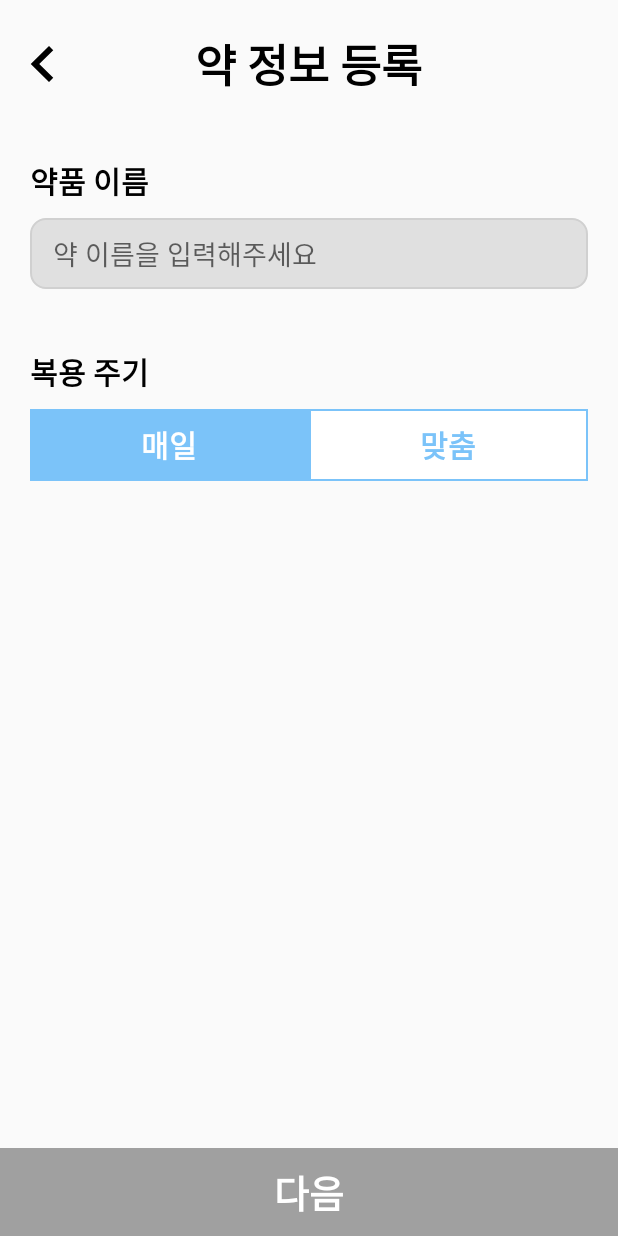
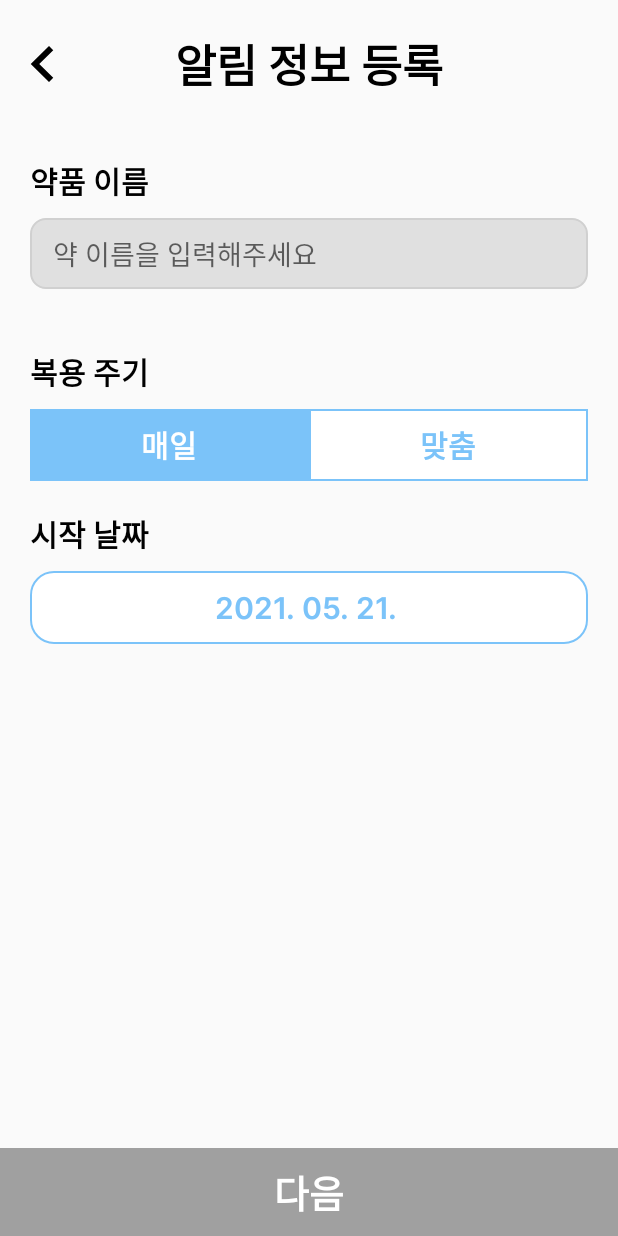
Before and after one commit to JeonK1/MediTime, an Android app: the AddMedicineDateActivity screen opened directly, with no data from a screen before it, on a phone screen of 412 x 824 dp. Run offline under Robolectric (Android 15) with nearby library versions, the phone set to English and light mode, and no system bars; 1 statement that could not run was skipped.

Commit message:
[modify]design modify a little bit

```diff
--- a/MediTime/app/src/main/res/layout/activity_add_medicine_date.xml
+++ b/MediTime/app/src/main/res/layout/activity_add_medicine_date.xml
@@ -28,7 +28,7 @@
                 android:layout_width="wrap_content"
                 android:layout_height="wrap_content"
                 android:layout_gravity="center"
-                android:text="약 정보 등록" />
+                android:text="알림 정보 등록" />
         </FrameLayout>
 
         <ScrollView
@@ -106,18 +106,13 @@
                 </LinearLayout>
 
                 <LinearLayout
-                    android:id="@+id/ll_addmedidate_custom"
-                    android:layout_width="match_parent"
-                    android:layout_height="match_parent"
-                    android:orientation="vertical"
-                    android:padding="20dp"
-                    android:visibility="invisible">
-
-                    <LinearLayout
                     android:id="@+id/rl_addmedidate_startdate"
                     android:layout_width="match_parent"
                     android:layout_height="wrap_content"
-                        android:orientation="vertical">
+                    android:orientation="vertical"
+                    android:paddingBottom="20dp"
+                    android:paddingRight="20dp"
+                    android:paddingLeft="20dp">
 
                     <TextView
                         android:id="@+id/tv_addmedidate_start"
@@ -138,10 +133,19 @@
                 </LinearLayout>
 
                 <LinearLayout
+                    android:id="@+id/ll_addmedidate_custom"
+                    android:layout_width="match_parent"
+                    android:layout_height="match_parent"
+                    android:orientation="vertical"
+                    android:paddingLeft="20dp"
+                    android:paddingRight="20dp"
+                    android:paddingBottom="20dp"
+                    android:visibility="invisible">
+
+                    <LinearLayout
                         android:id="@+id/rl_addmedidate_cycletype"
                         android:layout_width="match_parent"
                         android:layout_height="wrap_content"
-                        android:layout_marginTop="20dp"
                         android:orientation="vertical">
 
                         <TextView
--- a/MediTime/app/src/main/res/layout/activity_add_medicine_time.xml
+++ b/MediTime/app/src/main/res/layout/activity_add_medicine_time.xml
@@ -37,7 +37,7 @@
                     android:layout_width="wrap_content"
                     android:layout_height="wrap_content"
                     android:layout_gravity="center"
-                    android:text="약 정보 등록" />
+                    android:text="알림 정보 등록" />
 
                 <TextView
                     android:id="@+id/tv_addmeditime_addbtn"
--- a/MediTime/app/src/main/res/layout/activity_add_medicine_time_set.xml
+++ b/MediTime/app/src/main/res/layout/activity_add_medicine_time_set.xml
@@ -38,7 +38,7 @@
                     android:layout_width="wrap_content"
                     android:layout_height="wrap_content"
                     android:layout_gravity="center"
-                    android:text="약 알람 추가" />
+                    android:text="알림 정보 추가" />
             </FrameLayout>
         </LinearLayout>
 
```
Lines whose indentation alone changed are shown as unchanged.
